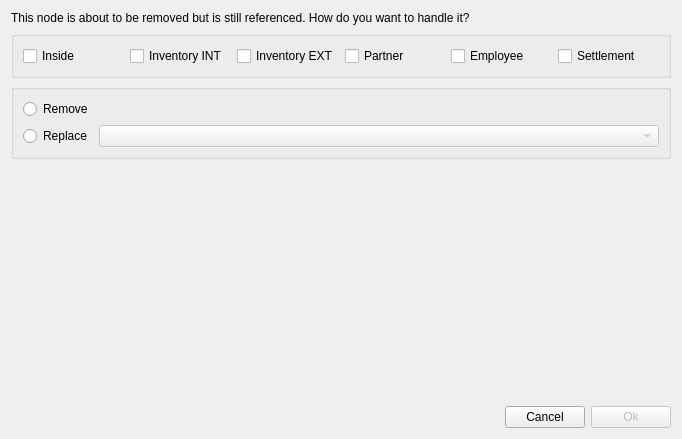
Before: the Qt Designer form dialog/removenode/leafremovedialog.ui in ytxerp/ytx-client, drawn with Qt 5.
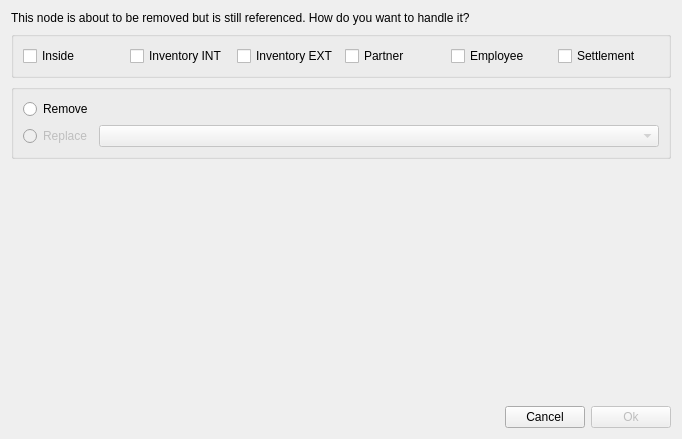
After: the same form once the commit is applied. Custom widgets are drawn as their Qt base class.

Diff of the .ui file:
```diff
--- a/dialog/removenode/leafremovedialog.ui
+++ b/dialog/removenode/leafremovedialog.ui
@@ -87,6 +87,9 @@
       </item>
       <item row="1" column="0">
        <widget class="QRadioButton" name="rBtnReplace">
+        <property name="enabled">
+         <bool>false</bool>
+        </property>
         <property name="sizePolicy">
          <sizepolicy hsizetype="Fixed" vsizetype="Fixed">
           <horstretch>0</horstretch>
@@ -105,6 +108,19 @@
         </property>
        </widget>
       </item>
+      <item row="0" column="1">
+       <spacer name="horizontalSpacer_2">
+        <property name="orientation">
+         <enum>Qt::Orientation::Horizontal</enum>
+        </property>
+        <property name="sizeHint" stdset="0">
+         <size>
+          <width>40</width>
+          <height>20</height>
+         </size>
+        </property>
+       </spacer>
+      </item>
      </layout>
     </widget>
    </item>
```
Left out of the diff: 12 changed lines with no effect on the pictures.
